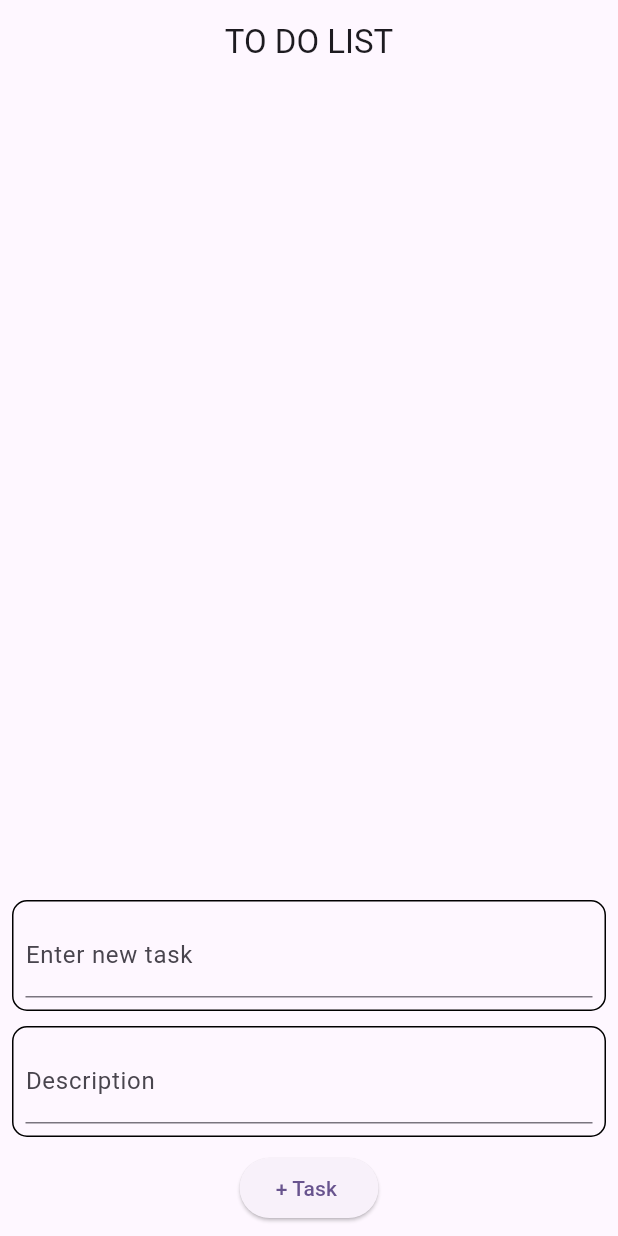
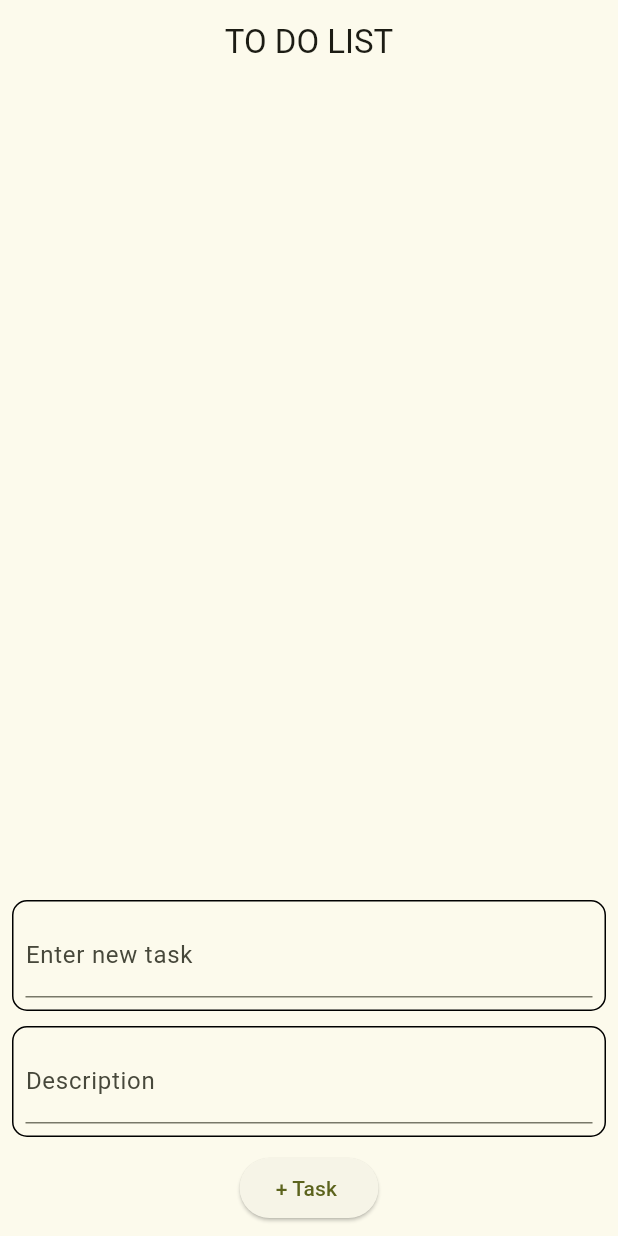
Before and after one commit to Ishankyen/Flutter_Learning, a Flutter app: the screen it shows after launch, on a phone screen of 412 x 824 dp. Run offline on Flutter 3.47's test engine with Material 3 defaults, Android fonts, the phone set to English and light mode, and no system bars.

```diff
--- a/lib/main.dart
+++ b/lib/main.dart
@@ -14,7 +14,7 @@ class MyApp extends StatelessWidget {
       title: 'Flutter Demo',
       debugShowCheckedModeBanner: false,
       theme: ThemeData(
-        colorScheme: ColorScheme.fromSeed(seedColor: Colors.deepPurple),
+        colorScheme: ColorScheme.fromSeed(seedColor: Colors.lime),
         useMaterial3: true,
       ),
       home: const HomeScreen(),
```
